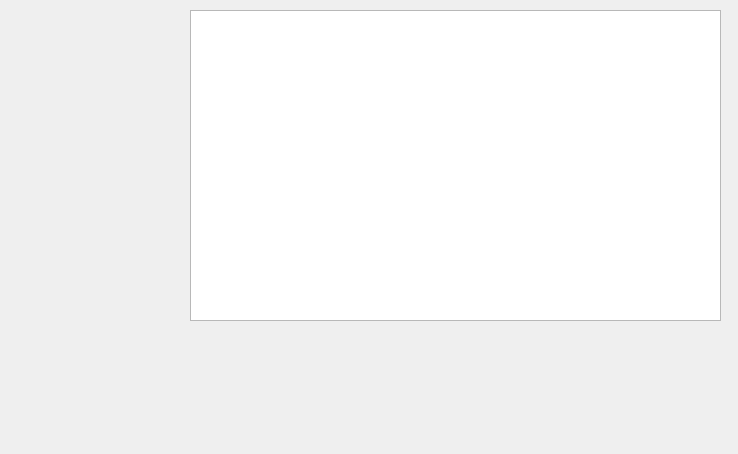
Qt form mainwindow.ui (NaturalCodeClub/AwaChat) before a commit.
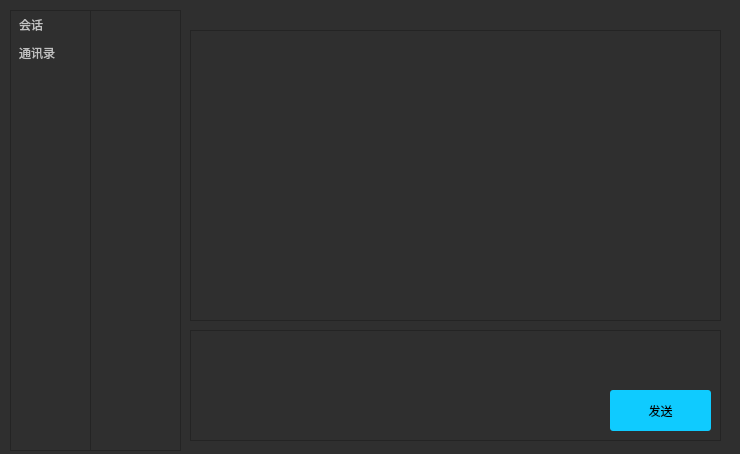
The same form after that commit.

```diff
--- a/mainwindow.ui
+++ b/mainwindow.ui
@@ -6,24 +6,241 @@
    <rect>
     <x>0</x>
     <y>0</y>
-    <width>738</width>
+    <width>740</width>
     <height>454</height>
    </rect>
   </property>
+  <property name="minimumSize">
+   <size>
+    <width>740</width>
+    <height>454</height>
+   </size>
+  </property>
+  <property name="maximumSize">
+   <size>
+    <width>740</width>
+    <height>454</height>
+   </size>
+  </property>
   <property name="windowTitle">
    <string>MainWindow</string>
   </property>
+  <property name="styleSheet">
+   <string notr="true">background-color: rgb(47, 47, 47);</string>
+  </property>
   <widget class="QWidget" name="centralwidget">
+   <property name="minimumSize">
+    <size>
+     <width>738</width>
+     <height>454</height>
+    </size>
+   </property>
+   <property name="maximumSize">
+    <size>
+     <width>738</width>
+     <height>454</height>
+    </size>
+   </property>
    <widget class="QListWidget" name="chat_list">
     <property name="geometry">
      <rect>
       <x>190</x>
+      <y>30</y>
+      <width>531</width>
+      <height>291</height>
+     </rect>
+    </property>
+    <property name="styleSheet">
+     <string notr="true"> QScrollBar{width:0;height:0};</string>
+    </property>
+   </widget>
+   <widget class="QListWidget" name="modules_list">
+    <property name="geometry">
+     <rect>
+      <x>10</x>
       <y>10</y>
+      <width>91</width>
+      <height>441</height>
+     </rect>
+    </property>
+    <property name="styleSheet">
+     <string notr="true">QListWidget{
+	outline: none;
+}
+
+QListWidget::item{
+	background-color: rgb(47, 47, 47);
+	color: rgb(193, 193, 193);
+	border: transparent;
+	padding: 5px;
+}
+
+QListWidget::item:hover{
+	background-color: rgb(89, 89, 89);
+}
+
+QListWidget::item:selected{
+	border-left: 5px solid #009688;
+}</string>
+    </property>
+    <item>
+     <property name="text">
+      <string>会话</string>
+     </property>
+    </item>
+    <item>
+     <property name="text">
+      <string>通讯录</string>
+     </property>
+    </item>
+   </widget>
+   <widget class="QStackedWidget" name="stackedWidget">
+    <property name="geometry">
+     <rect>
+      <x>90</x>
+      <y>10</y>
+      <width>91</width>
+      <height>441</height>
+     </rect>
+    </property>
+    <property name="currentIndex">
+     <number>0</number>
+    </property>
+    <widget class="QWidget" name="page">
+     <widget class="QListWidget" name="avtivities_list">
+      <property name="geometry">
+       <rect>
+        <x>0</x>
+        <y>0</y>
+        <width>91</width>
+        <height>441</height>
+       </rect>
+      </property>
+      <property name="styleSheet">
+       <string notr="true">QListWidget{
+	outline: none;
+}
+
+QListWidget::item{
+	background-color: rgb(47, 47, 47);
+	color: rgb(193, 193, 193);
+	border: transparent;
+	padding: 5px;
+}
+
+QListWidget::item:hover{
+	background-color: rgb(89, 89, 89);
+}
+
+QListWidget::item:selected{
+	background-color: rgb(62, 80, 89);
+}</string>
+      </property>
+     </widget>
+    </widget>
+    <widget class="QWidget" name="page_2">
+     <widget class="QListWidget" name="friends_list">
+      <property name="geometry">
+       <rect>
+        <x>0</x>
+        <y>0</y>
+        <width>91</width>
+        <height>441</height>
+       </rect>
+      </property>
+      <property name="styleSheet">
+       <string notr="true">QListWidget{
+	outline: none;
+}
+
+QListWidget::item{
+	background-color: rgb(47, 47, 47);
+	color: rgb(193, 193, 193);
+	border: transparent;
+	padding: 5px;
+}
+
+QListWidget::item:hover{
+	background-color: rgb(89, 89, 89);
+}
+
+QListWidget::item:selected{
+	background-color: rgb(62, 80, 89);
+}</string>
+      </property>
+     </widget>
+    </widget>
+   </widget>
+   <widget class="QTextEdit" name="textEdit">
+    <property name="geometry">
+     <rect>
+      <x>190</x>
+      <y>330</y>
       <width>531</width>
-      <height>311</height>
+      <height>111</height>
      </rect>
     </property>
+    <property name="styleSheet">
+     <string notr="true">color: rgb(156, 156, 156);</string>
+    </property>
+    <property name="html">
+     <string>&lt;!DOCTYPE HTML PUBLIC &quot;-//W3C//DTD HTML 4.0//EN&quot; &quot;http://www.w3.org/TR/REC-html40/strict.dtd&quot;&gt;
+&lt;html&gt;&lt;head&gt;&lt;meta name=&quot;qrichtext&quot; content=&quot;1&quot; /&gt;&lt;meta charset=&quot;utf-8&quot; /&gt;&lt;style type=&quot;text/css&quot;&gt;
+p, li { white-space: pre-wrap; }
+&lt;/style&gt;&lt;/head&gt;&lt;body style=&quot; font-family:'Microsoft YaHei UI'; font-size:9pt; font-weight:400; font-style:normal;&quot;&gt;
+&lt;p style=&quot;-qt-paragraph-type:empty; margin-top:0px; margin-bottom:0px; margin-left:0px; margin-right:0px; -qt-block-indent:0; text-indent:0px;&quot;&gt;&lt;br /&gt;&lt;/p&gt;&lt;/body&gt;&lt;/html&gt;</string>
+    </property>
    </widget>
+   <widget class="QPushButton" name="but_send">
+    <property name="geometry">
+     <rect>
+      <x>610</x>
+      <y>390</y>
+      <width>101</width>
+      <height>41</height>
+     </rect>
+    </property>
+    <property name="styleSheet">
+     <string notr="true">QPushButton{
+	background-color: rgb(15, 203, 255);
+	border-radius: 3px;
+}
+QPushButton:hover{
+	
+	background-color: rgb(205, 245, 255);
+}
+
+QPushButton:pressed{
+	
+	background-color: rgb(10, 134, 168);
+}</string>
+    </property>
+    <property name="text">
+     <string>发送</string>
+    </property>
+   </widget>
+   <widget class="QLabel" name="label_target">
+    <property name="geometry">
+     <rect>
+      <x>190</x>
+      <y>10</y>
+      <width>131</width>
+      <height>16</height>
+     </rect>
+    </property>
+    <property name="styleSheet">
+     <string notr="true">color: rgb(193, 193, 193);</string>
+    </property>
+    <property name="text">
+     <string/>
+    </property>
+   </widget>
+   <zorder>chat_list</zorder>
+   <zorder>modules_list</zorder>
+   <zorder>stackedWidget</zorder>
+   <zorder>textEdit</zorder>
+   <zorder>label_target</zorder>
+   <zorder>but_send</zorder>
   </widget>
  </widget>
  <resources/>
```
Left out of the diff: 4 changed lines with no effect on the pictures.
